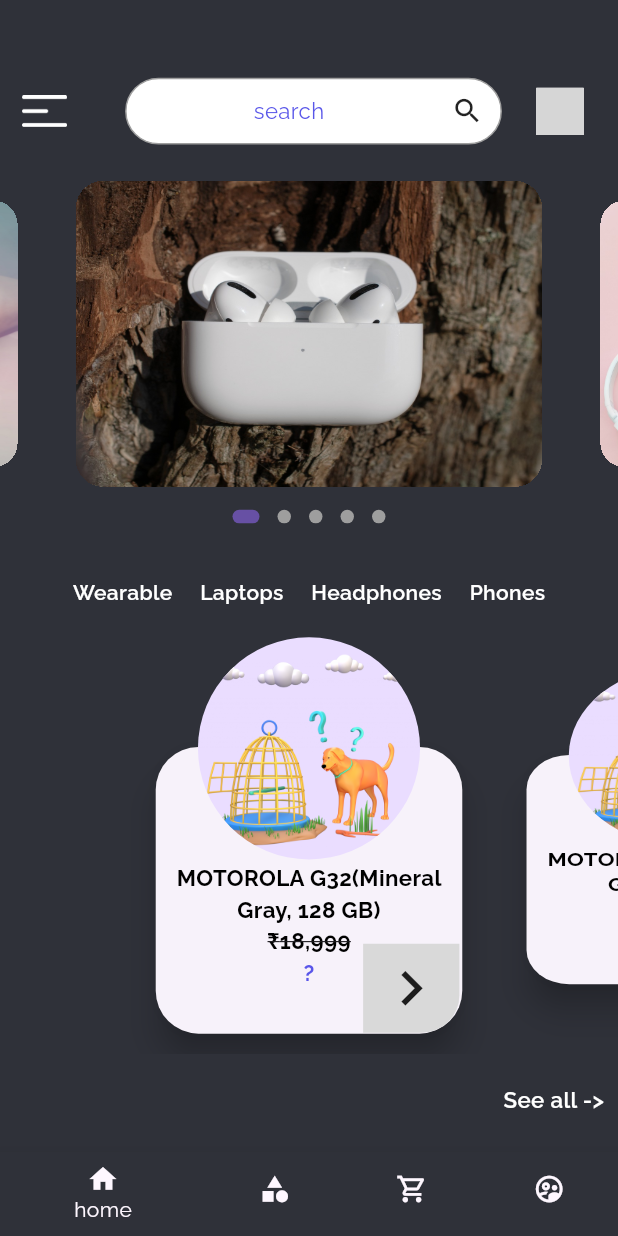
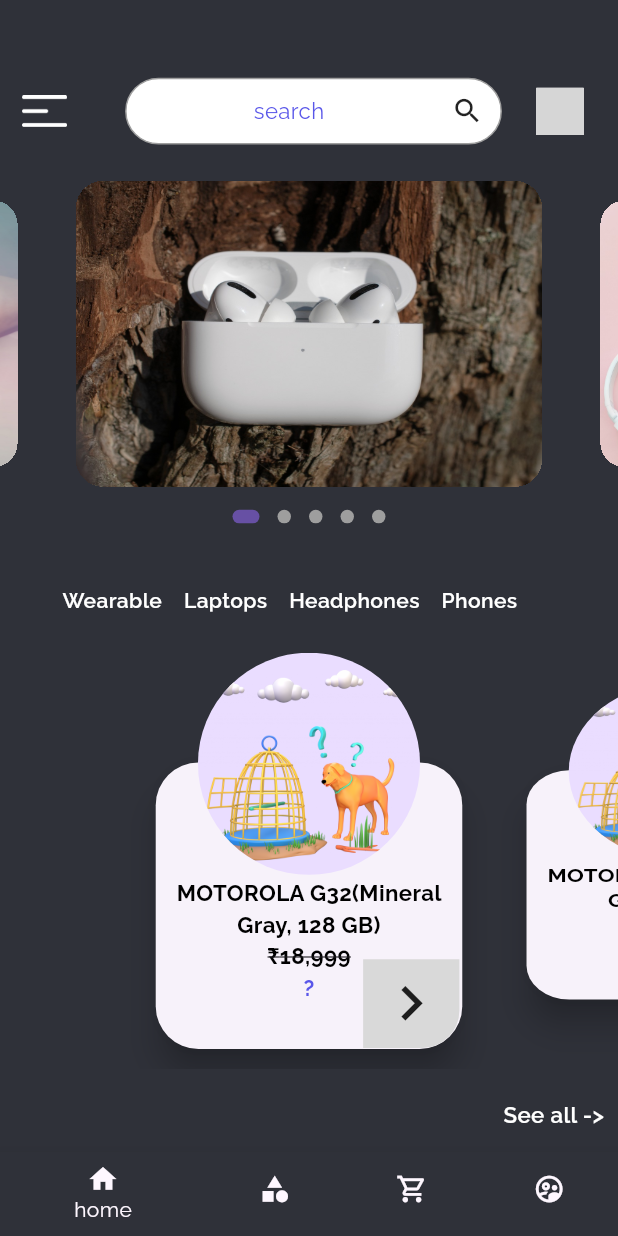
Before and after one commit to SABARISG06/Device_fusion_Apk, a Flutter app: the HomePage screen opened directly, on a phone screen of 412 x 824 dp. Run offline on Flutter 3.47's test engine with Material 2 defaults, Android fonts, the phone set to English and light mode, and no system bars; drawn by our look-alikes of carousel_slider, dots_indicator; our stand-ins replace country_code_picker, get, google_fonts, iconly; missing offline and left inert: iconify_flutter, staggered_grid_view_flutter; grey boxes are pictures that could not be loaded.

Commit message:
dimension added in tab

```diff
--- a/lib/utils/app_dimensions.dart
+++ b/lib/utils/app_dimensions.dart
@@ -68,6 +68,9 @@ class Dimensions {
   static double height75 = screenHeight / 11.86;
   static double height48 = screenHeight / 18.5;
 
+  static double height35 = screenHeight / 25.42;
+  static double width340 = screenWidth / 1.20;
+
   //?Border-Radius
   static double borderRadius10 = screenHeight / 89;
   static double borderRadius20 = screenHeight / 44.5;
--- a/lib/views/screens/Homepage/home_page.dart
+++ b/lib/views/screens/Homepage/home_page.dart
@@ -149,7 +149,8 @@ class _HomePageState extends State<HomePage> {
                             width: MediaQuery.of(context).size.width,
                             decoration: BoxDecoration(
                               borderRadius: BorderRadius.circular(
-                                  Dimensions.borderRadius20),
+                                Dimensions.borderRadius20,
+                              ),
                             ),
                             child: Image.asset(
                               item,
--- a/lib/views/widgets/tab_button_widget.dart
+++ b/lib/views/widgets/tab_button_widget.dart
@@ -1,58 +1,40 @@
 import 'package:device_fusion/utils/app_colors.dart';
+import 'package:device_fusion/utils/app_dimensions.dart';
 import 'package:flutter/material.dart';
 import 'package:google_fonts/google_fonts.dart';
 
 class CustomTabBar extends StatelessWidget {
   const CustomTabBar({super.key});
 
+  static const listItems = [
+    'Wearable',
+    'Laptops',
+    'Headphones',
+    'Phones',
+  ];
+
   @override
   Widget build(BuildContext context) {
     return Container(
-      margin: const EdgeInsets.only(top: 30, left: 30, right: 30),
-      child: Row(
-        mainAxisAlignment: MainAxisAlignment.spaceEvenly,
-        children: [
-          GestureDetector(
+      margin: EdgeInsets.only(top: Dimensions.edgeInsert30),
+      height: Dimensions.height35,
+      width: Dimensions.width340,
+      child: ListView.builder(
+        scrollDirection: Axis.horizontal,
+        itemCount: listItems.length,
+        itemBuilder: (context, index) => Padding(
+          padding: EdgeInsets.all(Dimensions.edgeInsert10 - 2),
+          child: InkWell(
             onTap: () {},
             child: Text(
-              'Wearable',
+              listItems[index],
               style: GoogleFonts.raleway(
                 color: AppColors.whiteColor,
                 fontWeight: FontWeight.w600,
               ),
             ),
           ),
-          GestureDetector(
-            onTap: () {},
-            child: Text(
-              'Laptops',
-              style: GoogleFonts.raleway(
-                color: AppColors.whiteColor,
-                fontWeight: FontWeight.w600,
-              ),
-            ),
-          ),
-          GestureDetector(
-            onTap: () {},
-            child: Text(
-              'Headphones',
-              style: GoogleFonts.raleway(
-                color: AppColors.whiteColor,
-                fontWeight: FontWeight.w600,
-              ),
-            ),
-          ),
-          GestureDetector(
-            onTap: () {},
-            child: Text(
-              'Phones',
-              style: GoogleFonts.raleway(
-                color: AppColors.whiteColor,
-                fontWeight: FontWeight.w600,
-              ),
-            ),
-          ),
-        ],
+        ),
       ),
     );
   }
```
